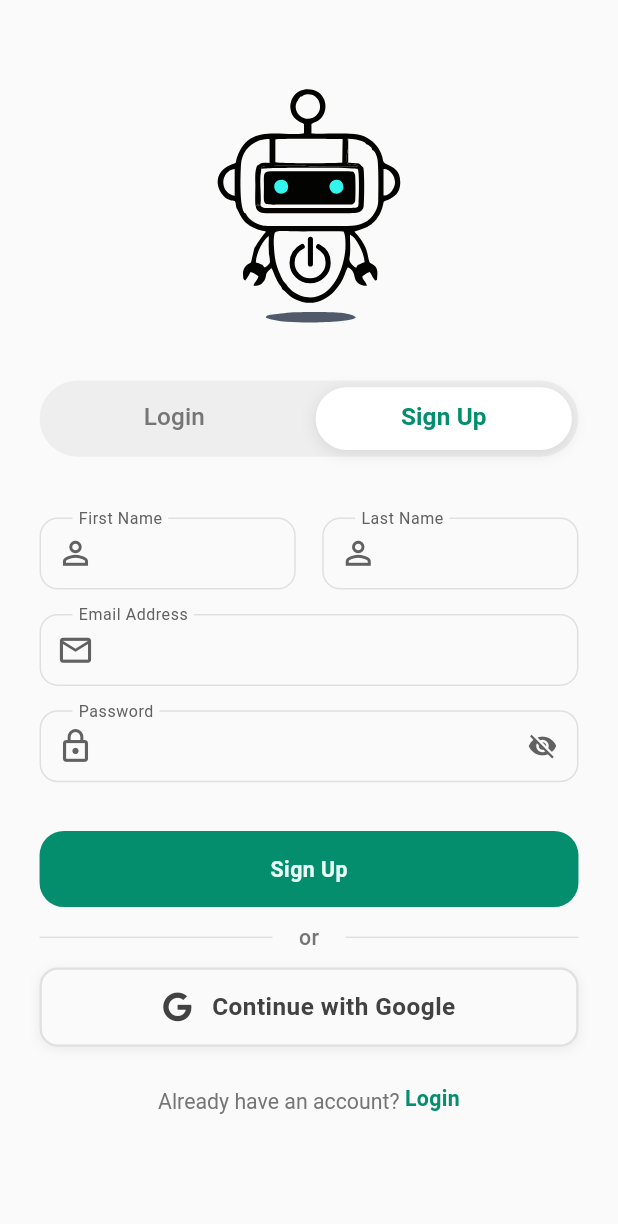
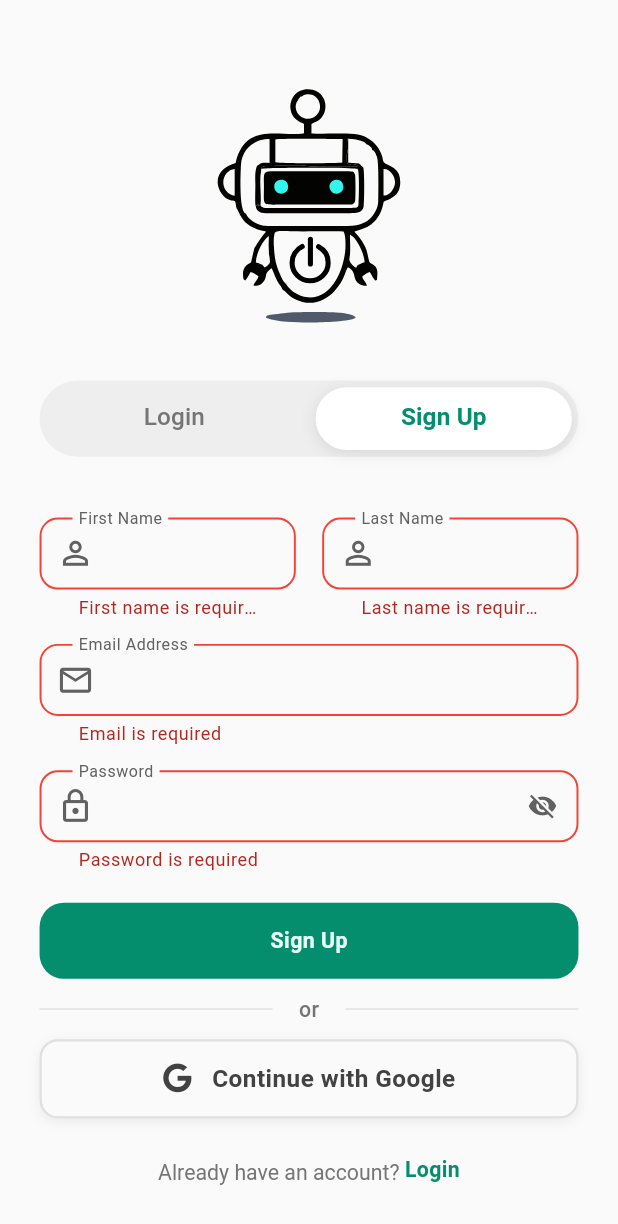
Before and after one commit to AnasNasr-afk/sound-sCool, a Flutter app: the screen it shows after launch, tab 2 chosen, after a tap on "Sign Up", on a phone screen of 412 x 824 dp. Shown: the top 1224 px of the screen. Run offline on Flutter 3.47's test engine with Material 3 defaults, Android fonts, the phone set to English and light mode, and no system bars; our stand-ins replace cloud_firestore, firebase_auth, firebase_core, flutter_bloc, flutter_dotenv, flutter_screenutil and 6 more; missing offline and left inert: record; accounts and stored records are empty.

Commit message:
feat(Auth): implement thev login and signup Logic and validation

```diff
--- a/lib/business_logic/authCubit/auth_cubit.dart
+++ b/lib/business_logic/authCubit/auth_cubit.dart
@@ -1,19 +1,97 @@
-import 'package:bloc/bloc.dart';
+import 'package:cloud_firestore/cloud_firestore.dart';
+import 'package:firebase_auth/firebase_auth.dart';
 import 'package:flutter/material.dart';
 import 'package:flutter_bloc/flutter_bloc.dart';
+import '../../data/models/user_model.dart';
+import 'auth_states.dart';
 
-import 'auth_states.dart';
 
 class AuthCubit extends Cubit<AuthStates> {
   AuthCubit() : super(AuthInitialState());
 
   static AuthCubit get(BuildContext context) => BlocProvider.of(context);
 
-  bool hasAccount = true;
+  final FirebaseAuth _auth = FirebaseAuth.instance;
+  final FirebaseFirestore _firestore = FirebaseFirestore.instance;
 
-  void toggleAuthMode() {
-    hasAccount = !hasAccount;
-    emit(AuthToggleModeState());
+  final loginEmailController = TextEditingController();
+  final loginPasswordController = TextEditingController();
+
+  final signupFirstNameController = TextEditingController();
+  final signupLastNameController = TextEditingController();
+  final signupEmailController = TextEditingController();
+  final signupPasswordController = TextEditingController();
+
+
+  final loginFormKey = GlobalKey<FormState>();
+  final signupFormKey = GlobalKey<FormState>();
+
+
+
+
+  Future<void> signupUser() async {
+
+    if (!signupFormKey.currentState!.validate()) {
+      debugPrint("Signup form validation failed");
+      return;
+    }
+    emit(SignupLoadingState());
+
+    try {
+      debugPrint("🔹 Creating user with email: ${signupEmailController.text.trim()}");
+      UserCredential userCredential = await _auth.createUserWithEmailAndPassword(
+        email: signupEmailController.text.trim(),
+        password: signupPasswordController.text.trim(),
+      );
+
+      final user = userCredential.user!;
+      debugPrint("🎉 User created with UID: ${user.uid}");
+
+      final fullName =
+          "${signupFirstNameController.text.trim()} ${signupLastNameController.text.trim()}";
+      debugPrint("🔹 Updating display name to: $fullName");
+      await user.updateDisplayName(fullName);
+      await user.reload();
+      debugPrint("🔹 User display name updated");
+
+      UserModel newUser = UserModel(
+        uid: user.uid,
+        firstName: signupFirstNameController.text.trim(),
+        lastName: signupLastNameController.text.trim(),
+        email: signupEmailController.text.trim(),
+      );
+
+      debugPrint("🔹 Saving user to Firestore: ${newUser.toMap()}");
+      await _firestore.collection("users").doc(user.uid).set(newUser.toMap());
+
+
+      emit(SignupSuccessState());
+      debugPrint("Emitted SignupSuccessState");
+
+    } on FirebaseAuthException catch (e) {
+      debugPrint("FirebaseAuthException: ${e.message}");
+      emit(SignupErrorState(e.message ?? "An unknown error occurred"));
+    } catch (e) {
+      debugPrint("Unexpected error: $e");
+      emit(SignupErrorState(e.toString()));
+    }
+  }
+
+  Future<void> loginUser(BuildContext context) async {
+
+    if (!loginFormKey.currentState!.validate()) return;
+    emit(LoginLoadingState());
+    try {
+      await _auth.signInWithEmailAndPassword(
+        email: loginEmailController.text.trim(),
+        password: loginPasswordController.text.trim(),
+      );
+      emit(LoginSuccessState());
+    } on FirebaseAuthException catch (e) {
+      emit(LoginErrorState(e.message ?? "Login failed"));
+    } catch (e) {
+      emit(LoginErrorState("Something went wrong"));
+    }
   }
 
 }
--- a/lib/business_logic/authCubit/auth_states.dart
+++ b/lib/business_logic/authCubit/auth_states.dart
@@ -4,3 +4,21 @@ class AuthInitialState extends AuthStates {}
 
 /// State when toggling between login and signup
 class AuthToggleModeState extends AuthStates {}
+
+class SignupLoadingState extends AuthStates {}
+
+class SignupSuccessState extends AuthStates {}
+
+class SignupErrorState extends AuthStates {
+  final String error;
+  SignupErrorState(this.error);
+}
+
+class LoginLoadingState extends AuthStates {}
+
+class LoginSuccessState extends AuthStates {}
+
+class LoginErrorState extends AuthStates {
+  final String error;
+  LoginErrorState(this.error);
+}
--- /dev/null
+++ b/lib/data/models/user_model.dart
@@ -0,0 +1,41 @@
+class UserModel {
+  final String uid;
+  final String firstName;
+  final String lastName;
+  final String email;
+  final String? photoUrl;
+  final String? phone;
+
+  UserModel({
+    required this.uid,
+    required this.firstName,
+    required this.lastName,
+    required this.email,
+    this.photoUrl,
+    this.phone,
+  });
+
+  // Convert model -> Map for Firestore
+  Map<String, dynamic> toMap() {
+    return {
+      'uid': uid,
+      'firstName': firstName,
+      'lastName': lastName,
+      'email': email,
+      'photoUrl': photoUrl,
+      'phone': phone,
+    };
+  }
+
+  // Convert Map -> Model (when reading from Firestore)
+  factory UserModel.fromMap(Map<String, dynamic> map) {
+    return UserModel(
+      uid: map['uid'] ?? '',
+      firstName: map['firstName'] ?? '',
+      lastName: map['lastName'] ?? '',
+      email: map['email'] ?? '',
+      photoUrl: map['photoUrl'],
+      phone: map['phone'],
+    );
+  }
+}
--- a/lib/helpers/color_manager.dart
+++ b/lib/helpers/color_manager.dart
@@ -1,20 +1,21 @@
 import 'dart:ui';
 
+import 'package:flutter/material.dart';
 
 class ColorManager {
   /// Background color for light surfaces (e.g. screens, cards, containers).
   static Color backgroundColor = const Color(0xFFFAFAFA);
-  static Color backgroundColor2 = const Color(0xFFFBFFFB).withValues(alpha: 0.95);
+  static Color backgroundColor2 = const Color(
+    0xFFFBFFFB,
+  ).withValues(alpha: 0.95);
   static Color mainGreen = const Color(0xFF058E6E);
-  static Color mainBlack = const Color(0xFF1E1E1E);
+  static const Color mainBlack = Color(0xFF1E1E1E);
   static Color whiter = const Color(0xFFEBFFF8);
-
-
 
   /// Light neutral grey – for dividers, borders, or subtle backgrounds.
   static Color mainGrey = const Color(0xFFE0E0E0);
 
-
+  static const Color appGrey = Color(0xFF616161); // same as Colors.grey[700]
 
   /// Medium grey – for secondary text, placeholders, or less prominent UI elements.
   static Color darkGrey = const Color(0xFF6D6D72);
--- /dev/null
+++ b/lib/helpers/components.dart
@@ -0,0 +1,22 @@
+import 'package:flutter/material.dart';
+import 'package:flutter_screenutil/flutter_screenutil.dart';
+import 'package:loading_animation_widget/loading_animation_widget.dart';
+
+import 'color_manager.dart';
+
+void showAppLoadingDialog(
+    BuildContext context, {
+      Color color = ColorManager.mainBlack,
+      double? size,
+    }) {
+  showDialog(
+    context: context,
+    barrierDismissible: false,
+    builder: (_) => Center(
+      child: LoadingAnimationWidget.inkDrop(
+        color: color,
+        size: size ?? 55.sp,
+      ),
+    ),
+  );
+}
--- a/lib/main.dart
+++ b/lib/main.dart
@@ -1,3 +1,4 @@
+import 'package:firebase_core/firebase_core.dart';
 import 'package:flutter/material.dart';
 import 'package:flutter_dotenv/flutter_dotenv.dart';
 import 'package:flutter_screenutil/flutter_screenutil.dart';
@@ -6,6 +7,7 @@ import 'package:sounds_cool/routing/app_router.dart';
 
 void main() async{
   WidgetsFlutterBinding.ensureInitialized();
+  await Firebase.initializeApp();
   await dotenv.load(fileName: ".env");
   runApp(SoundsCoolApp(appRouter: AppRouter()));
 }
--- a/lib/presentation/screens/auth_screen.dart
+++ b/lib/presentation/screens/auth_screen.dart
@@ -1,11 +1,13 @@
 import 'package:flutter/material.dart';
 import 'package:flutter_screenutil/flutter_screenutil.dart';
 import 'package:sounds_cool/helpers/color_manager.dart';
-import 'package:sounds_cool/presentation/widgets/authWidgets/auth_buttons.dart';
-import '../../helpers/text_styles.dart';
+import 'package:sounds_cool/presentation/widgets/authWidgets/login_button.dart';
+import 'package:sounds_cool/presentation/widgets/authWidgets/signup_button.dart';
+import '../widgets/authWidgets/auth_bloc_listener.dart';
 import '../widgets/authWidgets/auth_intro_widget.dart';
 import '../widgets/authWidgets/continue_with_google_button.dart';
-import '../widgets/authWidgets/auth_fields.dart';
+import '../widgets/authWidgets/login_form_fields.dart';
+import '../widgets/authWidgets/signup_form_fields.dart';
 
 class AuthScreen extends StatefulWidget {
   const AuthScreen({super.key});
@@ -66,7 +68,7 @@ class _AuthScreenState extends State<AuthScreen>
                       color: Colors.white,
                       boxShadow: [
                         BoxShadow(
-                        color: Colors.black.withOpacity(0.1),
+                          color: Colors.black.withValues(alpha: 0.1),
                           blurRadius: 8.r,
                           offset: Offset(0, 2.h),
                         ),
@@ -112,11 +114,16 @@ class _AuthScreenState extends State<AuthScreen>
                     key: ValueKey(_currentIndex),
                     children: [
 
-                    AuthFields(isLogin: _currentIndex == 0),
+                      _currentIndex == 0 ?
+                      const LoginFormFields()
+                          : const SignupFormFields(),
+
                       SizedBox(height: 20.h),
 
 
-                    AuthButtons(isLogin: _currentIndex == 0),
+                      _currentIndex == 0 ?
+                      const LoginButton()
+                          : const SignupButton(),
 
 
                       /// Divider
@@ -186,7 +193,7 @@ class _AuthScreenState extends State<AuthScreen>
                   ),
                 ),
 
-              SizedBox(height: 40.h),
+               AuthBlocListener(),
               ],
             ),
           ),
--- /dev/null
+++ b/lib/presentation/widgets/authWidgets/auth_bloc_listener.dart
@@ -0,0 +1,41 @@
+import 'package:flutter/material.dart';
+import 'package:flutter_bloc/flutter_bloc.dart';
+
+import '../../../business_logic/authCubit/auth_cubit.dart';
+import '../../../business_logic/authCubit/auth_states.dart';
+import '../../../helpers/components.dart';
+import '../../../routing/routes.dart';
+
+class AuthBlocListener extends StatelessWidget {
+  const AuthBlocListener({super.key});
+
+  @override
+  Widget build(BuildContext context) {
+    return  BlocListener<AuthCubit , AuthStates>(
+        listener: (context , state) {
+      if(state is SignupLoadingState){
+        showAppLoadingDialog(context);
+      }
+      else if(state is SignupSuccessState){
+        Navigator.pushReplacementNamed(context, Routes.homeScreen);
+      }
+      else if (state is SignupErrorState){
+        ScaffoldMessenger.of(context).showSnackBar(
+          SnackBar(content: Text('Authentication Failed: ${state.error}')),
+        );
+      }
+      else if(state is LoginLoadingState){
+
+        showAppLoadingDialog(context);
+      }
+      else if(state is LoginSuccessState){
+        Navigator.pushReplacementNamed(context, Routes.homeScreen);
+      }
+      else if (state is LoginErrorState){
+        ScaffoldMessenger.of(context).showSnackBar(
+          SnackBar(content: Text('Authentication Failed: ${state.error}')),
+        );
+      }
+    },    child: Container(),);
+  }
+}
--- a/lib/presentation/widgets/authWidgets/auth_fields.dart
+++ /dev/null
@@ -1,94 +0,0 @@
-import 'package:flutter/material.dart';
-import 'package:flutter_screenutil/flutter_screenutil.dart';
-import 'package:sounds_cool/presentation/widgets/app_text_field.dart';
-import '../../../helpers/color_manager.dart';
-import '../../../helpers/text_styles.dart';
-
-class AuthFields extends StatelessWidget {
-  final bool isLogin;
-  const AuthFields({super.key, required this.isLogin});
-
-  @override
-  Widget build(BuildContext context) {
-    return Column(
-      crossAxisAlignment: CrossAxisAlignment.start,
-      children: [
-        // Only show these if Sign Up
-        if (!isLogin) ...[
-          Row(
-            children: [
-              Expanded(
-                child: AppTextFormField(
-                  prefixIcon: Icon(
-                    Icons.person_outline ,
-                    color: Colors.grey[700],
-                    size: 25,
-                  ),
-                  labelText: 'First Name',
-                  validator: (String? value) {},
-                ),
-              ),
-              SizedBox(width: 16.w), // spacing between fields
-              Expanded(
-                child: AppTextFormField(
-                  prefixIcon: Icon(
-                    Icons.person_outline ,
-                    color: Colors.grey[700],
-                    size: 25,
-                  ),
-                  labelText: 'Last Name',
-                  validator: (String? value) {},
-                ),
-              ),
-            ],
-          ),
-          SizedBox(height: 16.h),
-        ],
-
-
-        // Email
-        AppTextFormField(
-          prefixIcon: Icon(
-            Icons.email_outlined ,
-            color: Colors.grey[700],
-            size: 25,
-          ),
-          labelText: 'Email Address',
-          validator: (String? p1) {  },
-        ),
-        SizedBox(height: 16.h),
-
-        // Password
-        AppTextFormField(
-          prefixIcon: Icon(
-            Icons.lock_outline ,
-            color: Colors.grey[700],
-            size: 25,
-          ),
-          isObscureText: true,
-          suffixIcon: Icon(
-            Icons.visibility_off,
-            size: 20,
-            color: Colors.grey[700],
-          ),
-          labelText: 'Password', validator: (String? p1) {  },
-        ),
-        SizedBox(height: 12.h),
-
-        // Only show Forgot Password in Login
-        if (isLogin)
-          Align(
-            alignment: Alignment.centerRight,
-            child: Text(
-              'Forgot Password?',
-              style: TextStyles.font14GreyRegular.copyWith(
-                decoration: TextDecoration.underline,
-                color: ColorManager.mainBlack,
-                fontSize: 12.sp,
-              ),
-            ),
-          ),
-      ],
-    );
-  }
-}
--- a/lib/presentation/widgets/authWidgets/continue_with_google_button.dart
+++ b/lib/presentation/widgets/authWidgets/continue_with_google_button.dart
@@ -2,7 +2,6 @@ import 'package:flutter/material.dart';
 import 'package:flutter_screenutil/flutter_screenutil.dart';
 import 'package:font_awesome_flutter/font_awesome_flutter.dart';
 
-import '../../../helpers/color_manager.dart';
 import '../../../helpers/text_styles.dart';
 
 class ContinueWithGoogleButton extends StatelessWidget {
--- a/lib/presentation/widgets/authWidgets/auth_buttons.dart
+++ b/lib/presentation/widgets/authWidgets/login_button.dart
@@ -1,30 +1,26 @@
 import 'package:flutter/material.dart';
 import 'package:flutter_screenutil/flutter_screenutil.dart';
 
+import '../../../business_logic/authCubit/auth_cubit.dart';
 import '../../../helpers/color_manager.dart';
 import '../../../helpers/text_styles.dart';
 
-class AuthButtons extends StatelessWidget {
-  final bool isLogin;
-
-  const AuthButtons({super.key, required this.isLogin});
+class LoginButton extends StatelessWidget {
+  const LoginButton({super.key});
 
   @override
   Widget build(BuildContext context) {
+    var cubit = AuthCubit.get(context);
+
     return TextButton(
       onPressed: () {
-        if (isLogin) {
-          // TODO: handle login
-        } else {
-          // TODO: handle signup
-        }
+        debugPrint("Signup button pressed");
+        cubit.loginUser(context);
       },
       style: ButtonStyle(
         backgroundColor: WidgetStatePropertyAll(ColorManager.mainGreen),
         foregroundColor: WidgetStatePropertyAll(ColorManager.whiter),
-        minimumSize: WidgetStatePropertyAll(
-          Size(double.infinity.w, 50.h),
-        ),
+        minimumSize: WidgetStatePropertyAll(Size(double.infinity.w, 50.h)),
         shape: WidgetStatePropertyAll(
           RoundedRectangleBorder(
             borderRadius: BorderRadius.circular(16.r),
@@ -32,11 +28,11 @@ class AuthButtons extends StatelessWidget {
         ),
       ),
       child: Text(
-        isLogin ? "Login" : "Sign Up",
+        "Login",
         style: TextStyles.font14GreyRegular.copyWith(
           color: ColorManager.whiter,
           fontWeight: FontWeight.w600,
-          letterSpacing: 0.3
+          letterSpacing: 0.3,
         ),
       ),
     );
--- /dev/null
+++ b/lib/presentation/widgets/authWidgets/login_form_fields.dart
@@ -0,0 +1,82 @@
+import 'package:flutter/material.dart';
+import 'package:flutter_screenutil/flutter_screenutil.dart';
+
+import '../../../business_logic/authCubit/auth_cubit.dart';
+import '../app_text_field.dart';
+
+class LoginFormFields extends StatefulWidget {
+  const LoginFormFields({super.key});
+
+  @override
+  State<LoginFormFields> createState() => _LoginFormFieldsState();
+}
+
+class _LoginFormFieldsState extends State<LoginFormFields> {
+  bool _isObscure = true;
+
+  @override
+  Widget build(BuildContext context) {
+    var cubit = AuthCubit.get(context);
+    return Form(
+      key: cubit.loginFormKey,
+      child: Column(
+        children: [
+          AppTextFormField(
+            controller: cubit.loginEmailController,
+            prefixIcon: Icon(
+              Icons.email_outlined,
+              color: Colors.grey[700],
+              size: 25,
+            ),
+            labelText: 'Email Address',
+            validator: (value) {
+              if (value == null || value.isEmpty) {
+                return "Email is required";
+              }
+            },
+          ),
+          SizedBox(height: 16.h),
+
+          AppTextFormField(
+            controller: cubit.loginPasswordController,
+            prefixIcon: Icon(
+              Icons.lock_outline,
+              color: Colors.grey[700],
+              size: 25,
+            ),
+            isObscureText: _isObscure,
+            suffixIcon: GestureDetector(
+              onTap: () {
+                setState(() {
+                  _isObscure = !_isObscure;
+                });
+              },
+              child: Icon(
+                _isObscure ? Icons.visibility_off : Icons.visibility,
+                size: 20,
+                color: Colors.grey[700],
+              ),
+            ),
+            labelText: 'Password',
+            validator: (value) {
+              if (value == null || value.isEmpty) {
+                return "Password is required";
+              }
+
+              final regex = RegExp(
+                r'^(?=.*[A-Z])(?=.*\d)(?=.*[!@#\$&*~]).{8,}$',
+              );
+
+              if (!regex.hasMatch(value)) {
+                return "Must be 8+ chars, include uppercase, number & symbol";
+              }
+
+              return null;
+            },
+          ),
+          SizedBox(height: 12.h),
+        ],
+      ),
+    );
+  }
+}
--- /dev/null
+++ b/lib/presentation/widgets/authWidgets/signup_button.dart
@@ -0,0 +1,40 @@
+import 'package:flutter/material.dart';
+import 'package:flutter_screenutil/flutter_screenutil.dart';
+
+import '../../../business_logic/authCubit/auth_cubit.dart';
+import '../../../helpers/color_manager.dart';
+import '../../../helpers/text_styles.dart';
+
+class SignupButton extends StatelessWidget {
+  const SignupButton({super.key});
+
+  @override
+  Widget build(BuildContext context) {
+    var cubit = AuthCubit.get(context);
+
+    return TextButton(
+      onPressed: () {
+        debugPrint("Signup button pressed");
+        cubit.signupUser();
+      },
+      style: ButtonStyle(
+        backgroundColor: WidgetStatePropertyAll(ColorManager.mainGreen),
+        foregroundColor: WidgetStatePropertyAll(ColorManager.whiter),
+        minimumSize: WidgetStatePropertyAll(Size(double.infinity.w, 50.h)),
+        shape: WidgetStatePropertyAll(
+          RoundedRectangleBorder(
+            borderRadius: BorderRadius.circular(16.r),
+          ),
+        ),
+      ),
+      child: Text(
+        "Sign Up",
+        style: TextStyles.font14GreyRegular.copyWith(
+          color: ColorManager.whiter,
+          fontWeight: FontWeight.w600,
+          letterSpacing: 0.3,
+        ),
+      ),
+    );
+  }
+}
--- /dev/null
+++ b/lib/presentation/widgets/authWidgets/signup_form_fields.dart
@@ -0,0 +1,126 @@
+import 'package:flutter/material.dart';
+import 'package:flutter_screenutil/flutter_screenutil.dart';
+
+import '../../../business_logic/authCubit/auth_cubit.dart';
+import '../app_text_field.dart';
+
+class SignupFormFields extends StatefulWidget {
+  const SignupFormFields({super.key});
+
+  @override
+  State<SignupFormFields> createState() => _SignupFormFieldsState();
+}
+
+class _SignupFormFieldsState extends State<SignupFormFields> {
+  bool _isObscure = true;
+
+  @override
+  Widget build(BuildContext context) {
+    var cubit = AuthCubit.get(context);
+    return Form(
+      key: cubit.signupFormKey,
+      child: Column(
+        children: [
+          Row(
+            children: [
+              Expanded(
+                child: AppTextFormField(
+                  controller: cubit.signupFirstNameController,
+                  prefixIcon: Icon(
+                    Icons.person_outline,
+                    color: Colors.grey[700],
+                    size: 25,
+                  ),
+                  labelText: 'First Name',
+                  validator: (value) {
+                      if (value == null || value.isEmpty) {
+                        return "First name is required";
+                      }
+                      return null; // valid
+                  },
+                ),
+              ),
+              SizedBox(width: 16.w),
+              Expanded(
+                child: AppTextFormField(
+                  controller: cubit.signupLastNameController,
+                  prefixIcon: Icon(
+                    Icons.person_outline,
+                    color: Colors.grey[700],
+                    size: 25,
+                  ),
+                  labelText: 'Last Name',
+                  validator: (value) {
+                    if (value == null || value.isEmpty) {
+                      return "Last name is required";
+                    }
+                    return null;
+                  },
+                ),
+              ),
+            ],
+          ),
+          SizedBox(height: 16.h),
+          AppTextFormField(
+            controller: cubit.signupEmailController,
+            prefixIcon: Icon(
+              Icons.email_outlined,
+              color: Colors.grey[700],
+              size: 25,
+            ),
+            labelText: 'Email Address',
+            validator: (value) {
+              if (value == null || value.isEmpty) {
+                return "Email is required";
+              }
+              final emailRegex = RegExp(r'^[\w-\.]+@([\w-]+\.)+[\w-]{2,4}$');
+              if (!emailRegex.hasMatch(value)) {
+                return "Enter a valid email";
+              }
+              return null;
+            },
+
+          ),
+          SizedBox(height: 16.h),
+
+          AppTextFormField(
+            controller: cubit.signupPasswordController,
+            prefixIcon: Icon(
+              Icons.lock_outline,
+              color: Colors.grey[700],
+              size: 25,
+            ),
+            isObscureText: _isObscure,
+            suffixIcon: GestureDetector(
+              onTap: () {
+                setState(() {
+                  _isObscure = !_isObscure;
+                });
+              },
+              child: Icon(
+                _isObscure ? Icons.visibility_off : Icons.visibility,
+                size: 20,
+                color: Colors.grey[700],
+              ),
+            ),
+            labelText: 'Password',
+            validator: (value) {
+              if (value == null || value.isEmpty) {
+                return "Password is required";
+              }
+
+              final regex = RegExp(
+                r'^(?=.*[A-Z])(?=.*\d)(?=.*[!@#\$&*~]).{8,}$',
+              );
+
+              if (!regex.hasMatch(value)) {
+                return "Must be 8+ chars, include uppercase, number & symbol";
+              }
+              return null;
+            },
+          ),
+        ],
+      ),
+    );
+  }
+}
--- a/pubspec.yaml
+++ b/pubspec.yaml
@@ -52,6 +52,9 @@ dependencies:
   record: ^6.1.1
   path_provider: ^2.1.5
   font_awesome_flutter: ^10.10.0
+  firebase_core: ^4.1.0
+  firebase_auth: ^6.0.2
+  cloud_firestore: ^6.0.1
 
 dev_dependencies:
   flutter_test:
```
Also changed, not shown: firebase.json (added), lib/firebase_options.dart (added), pubspec.lock, 59 other files. Lines whose indentation alone changed are shown as unchanged.
